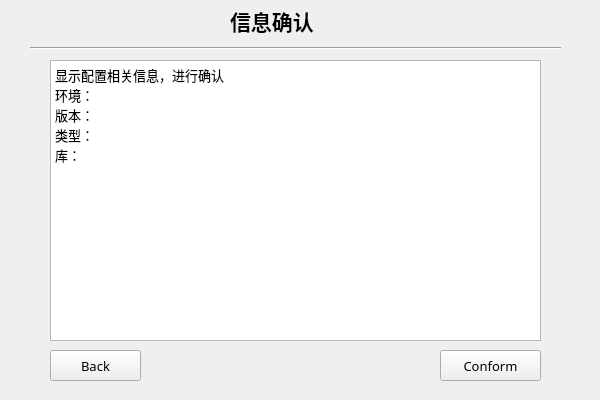
Qt form basebench/conform_page.ui (feishengfei/benchUI) before a commit.
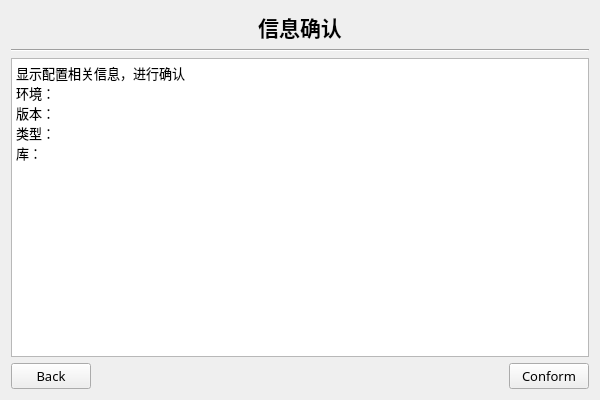
The same form after that commit.

The edit to the form file:
```diff
--- a/basebench/conform_page.ui
+++ b/basebench/conform_page.ui
@@ -13,17 +13,28 @@
   <property name="windowTitle">
    <string>Form</string>
   </property>
-  <widget class="QPushButton" name="cfmPageBtn">
-   <property name="geometry">
-    <rect>
-     <x>440</x>
-     <y>350</y>
-     <width>101</width>
-     <height>31</height>
-    </rect>
-   </property>
+  <layout class="QGridLayout" name="gridLayout">
+   <item row="0" column="0">
+    <layout class="QVBoxLayout" name="verticalLayout" stretch="3,1,12,2">
+     <item>
+      <layout class="QHBoxLayout" name="horizontalLayout" stretch="2,5,2">
+       <item>
+        <spacer name="horizontalSpacer_2">
+         <property name="orientation">
+          <enum>Qt::Horizontal</enum>
+         </property>
+         <property name="sizeHint" stdset="0">
+          <size>
+           <width>40</width>
+           <height>20</height>
+          </size>
+         </property>
+        </spacer>
+       </item>
+       <item>
+        <widget class="QLabel" name="label">
    <property name="sizePolicy">
-    <sizepolicy hsizetype="Ignored" vsizetype="Ignored">
+          <sizepolicy hsizetype="Expanding" vsizetype="Fixed">
      <horstretch>0</horstretch>
      <verstretch>0</verstretch>
     </sizepolicy>
@@ -31,49 +42,38 @@
    <property name="font">
     <font>
      <family>微软雅黑</family>
-     <pointsize>10</pointsize>
+           <pointsize>16</pointsize>
+           <weight>75</weight>
+           <bold>true</bold>
     </font>
    </property>
    <property name="text">
-    <string>Conform</string>
-   </property>
-  </widget>
-  <widget class="QPushButton" name="cfmBackBtn">
-   <property name="geometry">
-    <rect>
-     <x>50</x>
-     <y>350</y>
-     <width>91</width>
-     <height>31</height>
-    </rect>
-   </property>
-   <property name="sizePolicy">
-    <sizepolicy hsizetype="Ignored" vsizetype="Ignored">
-     <horstretch>0</horstretch>
-     <verstretch>0</verstretch>
-    </sizepolicy>
-   </property>
-   <property name="font">
-    <font>
-     <family>微软雅黑</family>
-     <pointsize>10</pointsize>
-    </font>
-   </property>
-   <property name="text">
-    <string>Back</string>
-   </property>
-  </widget>
+          <string>信息确认</string>
+         </property>
+         <property name="alignment">
+          <set>Qt::AlignCenter</set>
+         </property>
+        </widget>
+       </item>
+       <item>
+        <spacer name="horizontalSpacer_3">
+         <property name="orientation">
+          <enum>Qt::Horizontal</enum>
+         </property>
+         <property name="sizeHint" stdset="0">
+          <size>
+           <width>40</width>
+           <height>20</height>
+          </size>
+         </property>
+        </spacer>
+       </item>
+      </layout>
+     </item>
+     <item>
   <widget class="Line" name="line">
-   <property name="geometry">
-    <rect>
-     <x>30</x>
-     <y>40</y>
-     <width>531</width>
-     <height>16</height>
-    </rect>
-   </property>
    <property name="sizePolicy">
-    <sizepolicy hsizetype="Ignored" vsizetype="Ignored">
+        <sizepolicy hsizetype="Expanding" vsizetype="Fixed">
      <horstretch>0</horstretch>
      <verstretch>0</verstretch>
     </sizepolicy>
@@ -88,17 +88,11 @@
     <enum>Qt::Horizontal</enum>
    </property>
   </widget>
+     </item>
+     <item>
   <widget class="QTextEdit" name="textEdit">
-   <property name="geometry">
-    <rect>
-     <x>50</x>
-     <y>60</y>
-     <width>491</width>
-     <height>281</height>
-    </rect>
-   </property>
    <property name="sizePolicy">
-    <sizepolicy hsizetype="Ignored" vsizetype="Ignored">
+        <sizepolicy hsizetype="Expanding" vsizetype="Expanding">
      <horstretch>0</horstretch>
      <verstretch>0</verstretch>
     </sizepolicy>
@@ -121,17 +115,45 @@
 &lt;p style=&quot; margin-top:0px; margin-bottom:0px; margin-left:0px; margin-right:0px; -qt-block-indent:0; text-indent:0px;&quot;&gt;&lt;span style=&quot; font-family:'SimSun';&quot;&gt;库：&lt;/span&gt;&lt;/p&gt;&lt;/body&gt;&lt;/html&gt;</string>
    </property>
   </widget>
-  <widget class="QLabel" name="label">
-   <property name="geometry">
-    <rect>
-     <x>230</x>
-     <y>0</y>
-     <width>131</width>
-     <height>41</height>
-    </rect>
-   </property>
+     </item>
+     <item>
+      <layout class="QHBoxLayout" name="horizontalLayout_2" stretch="3,8,3">
+       <item>
+        <widget class="QPushButton" name="cfmBackBtn">
+         <property name="sizePolicy">
+          <sizepolicy hsizetype="Fixed" vsizetype="Fixed">
+           <horstretch>0</horstretch>
+           <verstretch>0</verstretch>
+          </sizepolicy>
+         </property>
+         <property name="font">
+          <font>
+           <family>微软雅黑</family>
+           <pointsize>10</pointsize>
+          </font>
+         </property>
+         <property name="text">
+          <string>Back</string>
+         </property>
+        </widget>
+       </item>
+       <item>
+        <spacer name="horizontalSpacer">
+         <property name="orientation">
+          <enum>Qt::Horizontal</enum>
+         </property>
+         <property name="sizeHint" stdset="0">
+          <size>
+           <width>40</width>
+           <height>20</height>
+          </size>
+         </property>
+        </spacer>
+       </item>
+       <item>
+        <widget class="QPushButton" name="cfmPageBtn">
    <property name="sizePolicy">
-    <sizepolicy hsizetype="Ignored" vsizetype="Ignored">
+          <sizepolicy hsizetype="Fixed" vsizetype="Fixed">
      <horstretch>0</horstretch>
      <verstretch>0</verstretch>
     </sizepolicy>
@@ -139,15 +161,19 @@
    <property name="font">
     <font>
      <family>微软雅黑</family>
-     <pointsize>16</pointsize>
-     <weight>75</weight>
-     <bold>true</bold>
+           <pointsize>10</pointsize>
     </font>
    </property>
    <property name="text">
-    <string>信息确认</string>
-   </property>
-  </widget>
+          <string>Conform</string>
+         </property>
+        </widget>
+       </item>
+      </layout>
+     </item>
+    </layout>
+   </item>
+  </layout>
  </widget>
  <resources/>
  <connections/>
```
Lines whose indentation alone changed are shown as unchanged.
